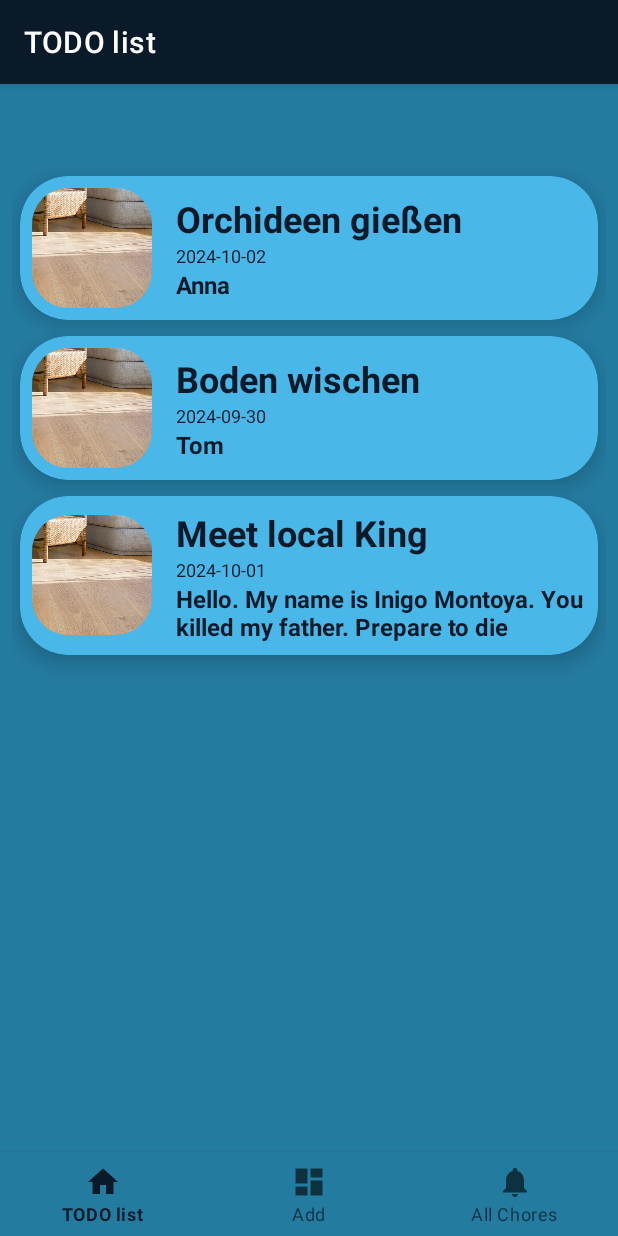
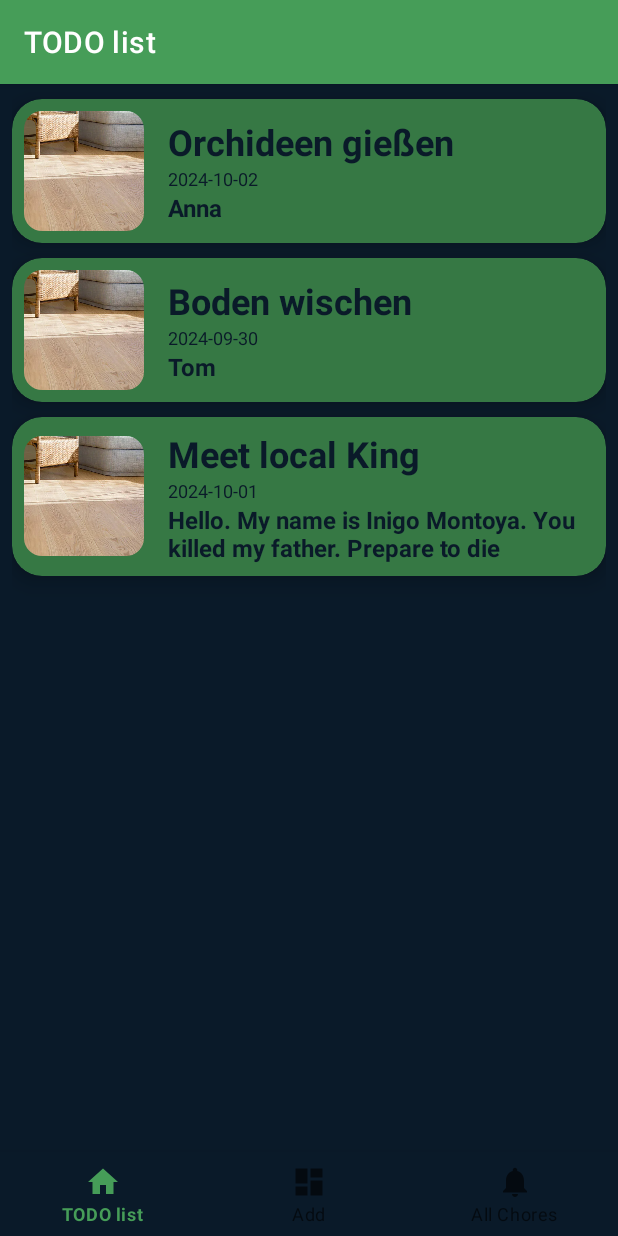
Before and after one commit to Benj-hubJoanneum/choreQuest, an Android app: the screen it shows after launch (MainActivity), on a phone screen of 412 x 824 dp. Run offline under Robolectric (Android 15) with nearby library versions, the phone set to English and light mode, and no system bars; our stand-ins replace navigation-ui.

Commit message:
changed color theme

```diff
--- a/app/src/main/res/layout/activity_main.xml
+++ b/app/src/main/res/layout/activity_main.xml
@@ -5,8 +5,7 @@
     android:id="@+id/container"
     android:layout_width="match_parent"
     android:layout_height="match_parent"
-    android:paddingTop="?attr/actionBarSize"
-    android:background="@color/dark_blue">
+    android:background="@color/very_dark_blue">
 
     <com.google.android.material.bottomnavigation.BottomNavigationView
         android:id="@+id/nav_view"
@@ -14,7 +13,7 @@
         android:layout_height="wrap_content"
         android:layout_marginStart="0dp"
         android:layout_marginEnd="0dp"
-        android:background="@color/dark_blue"
+        android:background="@color/very_dark_blue"
         app:layout_constraintBottom_toBottomOf="parent"
         app:layout_constraintLeft_toLeftOf="parent"
         app:layout_constraintRight_toRightOf="parent"
--- a/app/src/main/res/layout/line_item.xml
+++ b/app/src/main/res/layout/line_item.xml
@@ -4,10 +4,10 @@
     xmlns:app="http://schemas.android.com/apk/res-auto"
     android:layout_width="match_parent"
     android:layout_height="wrap_content"
-    android:layout_margin="5dp"
-    app:cardCornerRadius="32dp"
+    android:layout_marginTop="10dp"
+    app:cardCornerRadius="20dp"
     app:cardElevation="8dp"
-    app:cardBackgroundColor="@color/light_blue">
+    app:cardBackgroundColor="@color/dark_green_dark2">
 
     <LinearLayout
     android:layout_width="match_parent"
--- a/app/src/main/res/values-night/themes.xml
+++ b/app/src/main/res/values-night/themes.xml
@@ -2,8 +2,8 @@
     <!-- Base application theme. -->
     <style name="Theme.ChoreQuest" parent="Theme.MaterialComponents.DayNight.DarkActionBar">
         <!-- Primary brand color. -->
-        <item name="colorPrimary">@color/dark_blue</item>
-        <item name="colorPrimaryVariant">@color/dark_blue</item>
+        <item name="colorPrimary">@color/very_dark_blue</item>
+        <item name="colorPrimaryVariant">@color/very_dark_blue</item>
         <item name="colorOnPrimary">@color/white</item>
 
         <!-- Secondary brand color. -->
--- a/app/src/main/res/values/colors.xml
+++ b/app/src/main/res/values/colors.xml
@@ -9,4 +9,8 @@
     <color name="white">#FFFFFF</color>
     <color name="black">#FF000000</color>
     <color name="very_dark_blue">#0A1A29</color>
+    <color name="dark_green_dark1">#3E8B4F</color>
+    <color name="dark_green_dark2">#367844</color>
+    <color name="dark_green_dark3">#2E653A</color>
+
 </resources>
--- a/app/src/main/res/values/rounded_shape.xml
+++ b/app/src/main/res/values/rounded_shape.xml
@@ -2,6 +2,6 @@
     <!-- Custom shape for the ShapeableImageView -->
     <style name="CustomShapeImageView" parent="ShapeAppearance.MaterialComponents.SmallComponent">
         <item name="cornerFamily">rounded</item>
-        <item name="cornerSize">24dp</item>
+        <item name="cornerSize">12dp</item>
     </style>
 </resources>
--- a/app/src/main/res/values/themes.xml
+++ b/app/src/main/res/values/themes.xml
@@ -2,8 +2,8 @@
     <!-- Base application theme. -->
     <style name="Theme.ChoreQuest" parent="Theme.MaterialComponents.DayNight.DarkActionBar">
         <!-- Primary brand color. -->
-        <item name="colorPrimary">@color/very_dark_blue</item>
-        <item name="colorPrimaryVariant">@color/dark_blue</item>
+        <item name="colorPrimary">@color/dark_green</item>
+        <item name="colorPrimaryVariant">@color/very_dark_blue</item>
         <item name="colorOnPrimary">@color/white</item>
 
         <!-- Secondary brand color. -->
```
